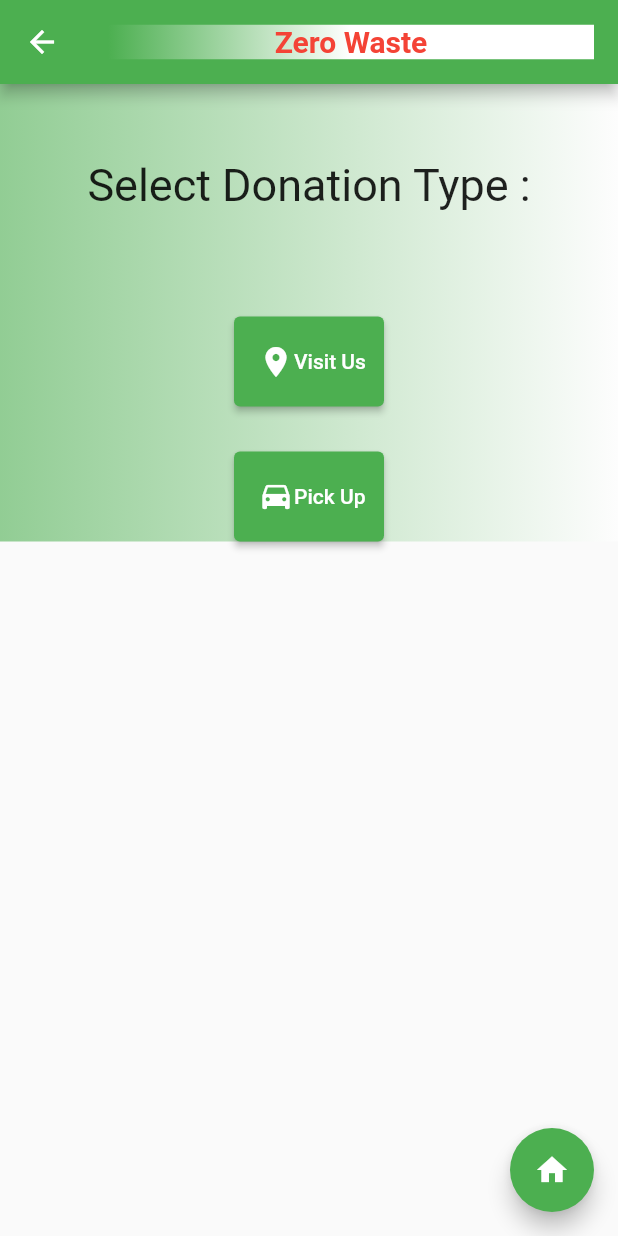
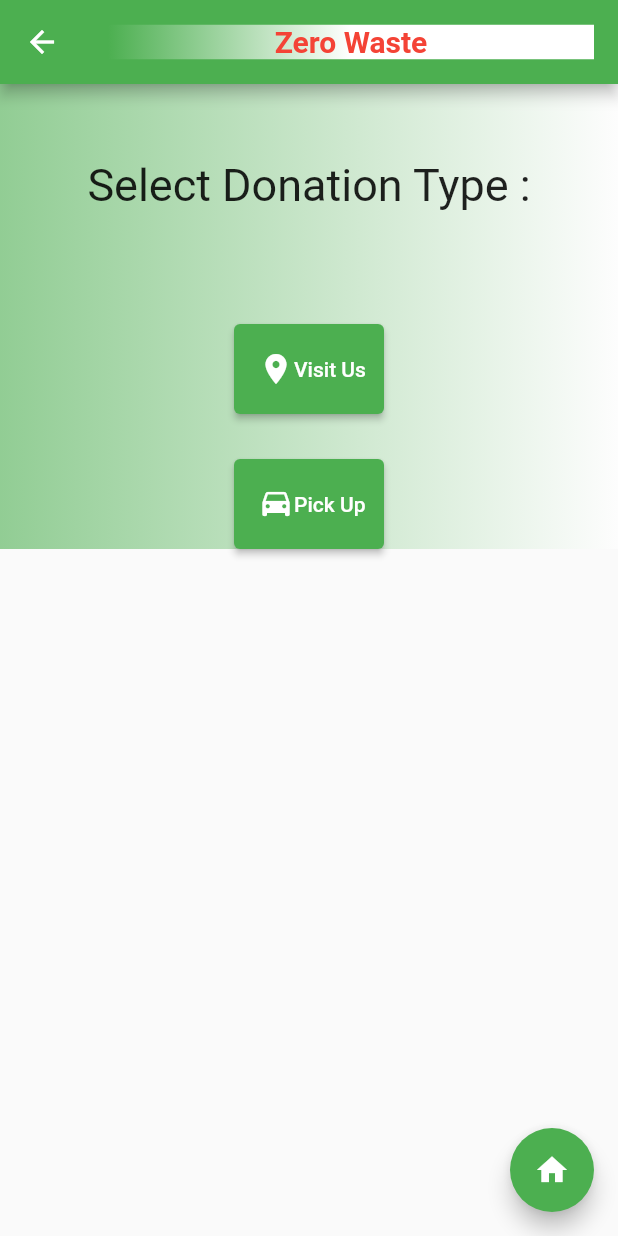
Before and after one commit to Maansi03/zerowaste, a Flutter app: the NekiDiwar screen opened directly, on a phone screen of 412 x 824 dp. Run offline on Flutter 3.47's test engine with Material 2 defaults, Android fonts, the phone set to English and light mode, and no system bars; our stand-ins replace carousel_slider, readmore.

Commit message:
22 sept update

```diff
--- a/lib/homepage.dart
+++ b/lib/homepage.dart
@@ -50,7 +50,7 @@ class _MyHomePageState extends State<MyHomePage> {
                         bottomLeft: Radius.circular(36),
                         bottomRight: Radius.circular(36))),
                 child: Image.asset(
-                  'assets/h11.jpg',
+                  'assets/Document.png',
                   fit: BoxFit.cover,
                   width: double.infinity,
                 ),
--- a/lib/nekiDiwar.dart
+++ b/lib/nekiDiwar.dart
@@ -118,7 +118,7 @@ class _NekiDiwarState extends State<NekiDiwar> {
                 //   ],
                 // ),
                 SizedBox(
-                  height: 70,
+                  height: 75,
                 ),
                 Container(
                   height: 60,
```
